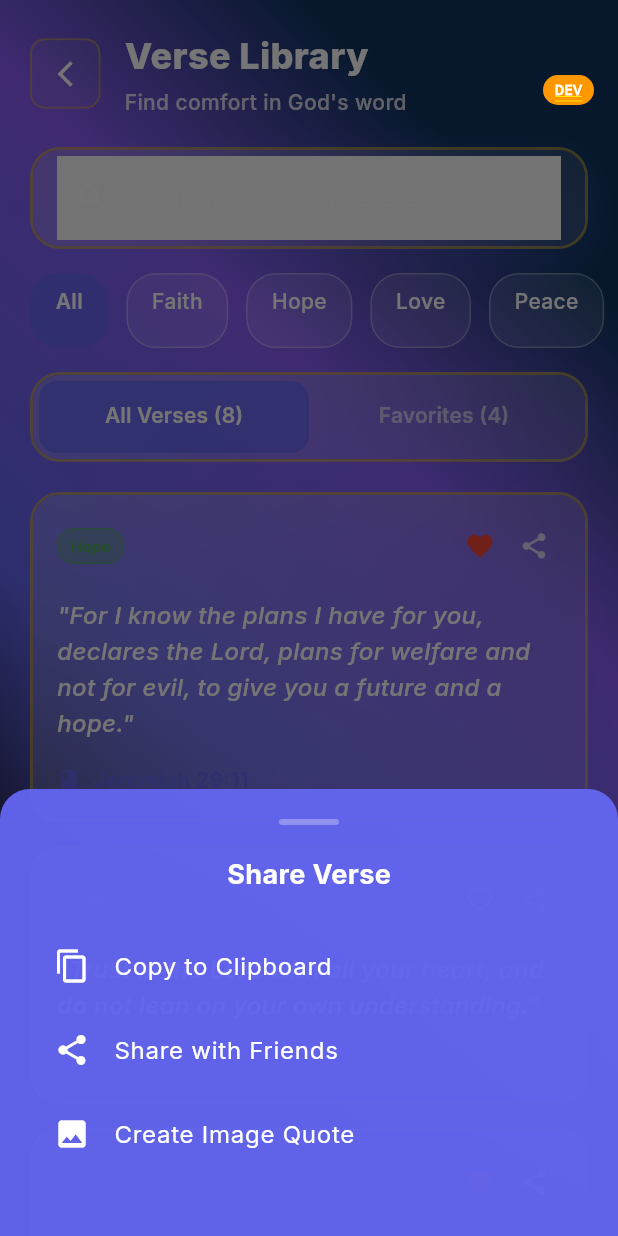
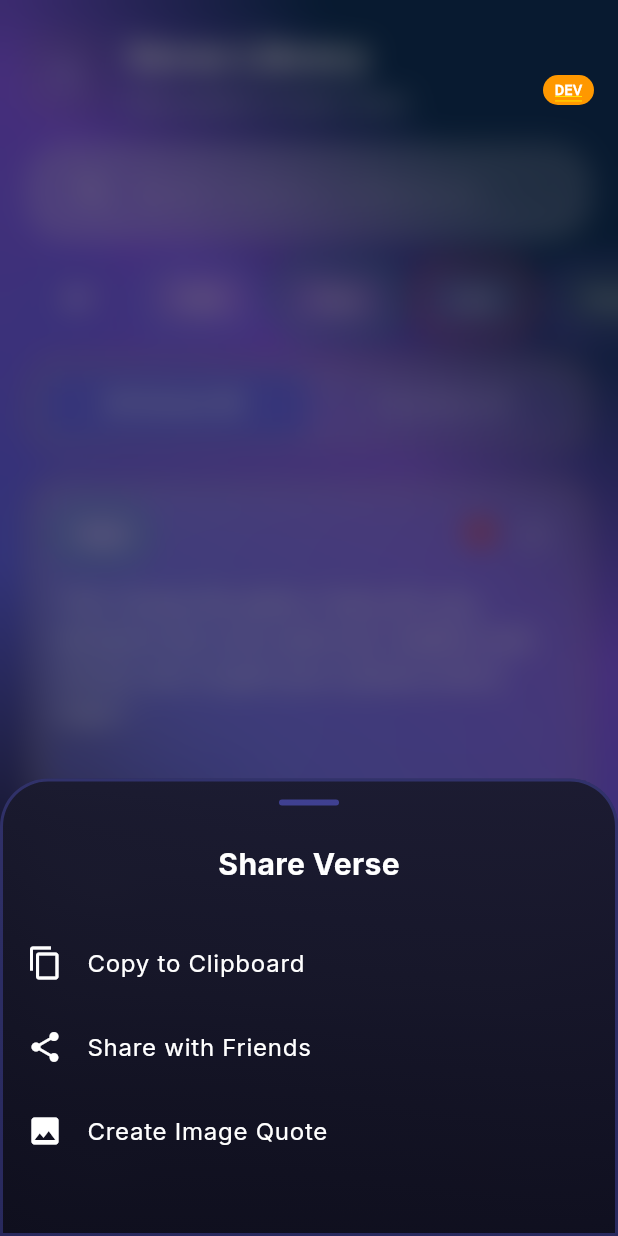
Before and after one commit to elev8tion/edc, a Flutter app: the VerseLibraryScreen screen opened by its route, after a tap on the "share" icon, on a phone screen of 412 x 824 dp. Run offline on Flutter 3.47's test engine with Material 3 defaults, Android fonts, the phone set to English and light mode, and no system bars; drawn by our look-alikes of flutter_animate; our stand-ins replace connectivity_plus, flutter_local_notifications, flutter_riverpod, flutter_secure_storage, freezed_annotation, google_fonts and 3 more; accounts and stored records are empty; statements that could not run were skipped; project files that could hold a hidden picture were left out.

Commit message:
Add reusable CategoryBadge and BaseBottomSheet components with color-coded categories
- Create CategoryBadge component with automatic color assignment per category
  - Support for 10 categories: All (gold), Faith (blue), Hope (green), Love (red), Peace (purple), Strength (amber), Comfort (pink), Guidance (cyan), Wisdom (indigo), Forgiveness (purple-500)
  - Flexible sizing: pill-style with padding or square badges
  - Consistent styling with semi-transparent backgrounds and colored borders
- Create BaseBottomSheet component with blur effect and app theme
  - Handle bar for drag indication
  - Optional title support
  - Helper function showCustomBottomSheet for easy usage
- Apply CategoryBadge throughout the app:
  - Verse library category filter pills
  - Verse card category badges
  - Chat verse card theme badges
  - Compact verse card primary theme badges
- Update verse library share bottom sheet to use BaseBottomSheet
- Fix search bar styling with transparent fill color and proper placeholder visibility
- Update home screen text colors (greeting to white, subtitle to black)

🤖 Generated with [Claude Code](https://claude.com/claude-code)

Co-Authored-By: Claude <noreply@anthropic.com>

```diff
--- /dev/null
+++ b/lib/components/base_bottom_sheet.dart
@@ -0,0 +1,98 @@
+import 'dart:ui';
+import 'package:flutter/material.dart';
+import '../theme/app_theme.dart';
+
+/// Base bottom sheet widget with consistent styling
+class BaseBottomSheet extends StatelessWidget {
+  final Widget child;
+  final String? title;
+  final bool showHandle;
+  final double? height;
+
+  const BaseBottomSheet({
+    super.key,
+    required this.child,
+    this.title,
+    this.showHandle = true,
+    this.height,
+  });
+
+  @override
+  Widget build(BuildContext context) {
+    return Container(
+      height: height,
+      decoration: BoxDecoration(
+        gradient: LinearGradient(
+          colors: [
+            const Color(0xFF1a1a2e).withValues(alpha: 0.95),
+            const Color(0xFF0f0f1e).withValues(alpha: 0.98),
+          ],
+          begin: Alignment.topCenter,
+          end: Alignment.bottomCenter,
+        ),
+        borderRadius: const BorderRadius.vertical(
+          top: Radius.circular(32),
+        ),
+        border: Border.all(
+          color: AppTheme.primaryColor.withValues(alpha: 0.3),
+          width: 2,
+        ),
+      ),
+      child: Column(
+        mainAxisSize: MainAxisSize.min,
+        children: [
+          if (showHandle)
+            Container(
+              width: 40,
+              height: 4,
+              margin: const EdgeInsets.only(top: 12),
+              decoration: BoxDecoration(
+                color: AppTheme.primaryColor.withValues(alpha: 0.5),
+                borderRadius: BorderRadius.circular(2),
+              ),
+            ),
+          if (title != null)
+            Padding(
+              padding: const EdgeInsets.all(24),
+              child: Text(
+                title!,
+                style: const TextStyle(
+                  fontSize: 20,
+                  fontWeight: FontWeight.bold,
+                  color: Colors.white,
+                ),
+              ),
+            ),
+          Flexible(child: child),
+        ],
+      ),
+    );
+  }
+}
+
+/// Helper function for showing bottom sheets with blur effect
+Future<T?> showCustomBottomSheet<T>({
+  required BuildContext context,
+  required Widget child,
+  String? title,
+  bool showHandle = true,
+  double? height,
+}) {
+  return showModalBottomSheet<T>(
+    context: context,
+    isScrollControlled: true,
+    backgroundColor: Colors.transparent,
+    enableDrag: true,
+    isDismissible: true,
+    barrierColor: Colors.black.withValues(alpha: 0.5),
+    builder: (context) => BackdropFilter(
+      filter: ImageFilter.blur(sigmaX: 10, sigmaY: 10),
+      child: BaseBottomSheet(
+        title: title,
+        showHandle: showHandle,
+        height: height,
+        child: child,
+      ),
+    ),
+  );
+}
--- /dev/null
+++ b/lib/components/category_badge.dart
@@ -0,0 +1,105 @@
+import 'package:flutter/material.dart';
+import '../theme/app_theme.dart';
+
+/// Category badge widget for displaying labeled categories with consistent styling
+class CategoryBadge extends StatelessWidget {
+  final String text;
+  final Color? badgeColor;
+  final Color? textColor;
+  final double? size;
+  final double? fontSize;
+  final EdgeInsetsGeometry? padding;
+  final bool isSelected;
+
+  const CategoryBadge({
+    super.key,
+    required this.text,
+    this.badgeColor,
+    this.textColor,
+    this.size,
+    this.fontSize = 14,
+    this.padding,
+    this.isSelected = false,
+  });
+
+  /// Get category color based on category name
+  static Color getCategoryColor(String category) {
+    switch (category.toLowerCase()) {
+      case 'all':
+        return AppTheme.primaryColor; // Gold
+      case 'faith':
+        return const Color(0xFF3b82f6); // Blue
+      case 'hope':
+        return const Color(0xFF10b981); // Green
+      case 'love':
+        return const Color(0xFFef4444); // Red
+      case 'peace':
+        return const Color(0xFF8b5cf6); // Purple
+      case 'strength':
+        return const Color(0xFFf59e0b); // Amber
+      case 'comfort':
+        return const Color(0xFFec4899); // Pink
+      case 'guidance':
+        return const Color(0xFF06b6d4); // Cyan
+      case 'wisdom':
+        return const Color(0xFF6366f1); // Indigo
+      case 'forgiveness':
+        return const Color(0xFFa855f7); // Purple-500
+      default:
+        return AppTheme.primaryColor;
+    }
+  }
+
+  @override
+  Widget build(BuildContext context) {
+    final color = badgeColor ?? getCategoryColor(text);
+
+    // For pill-style badges (no size specified)
+    if (size == null) {
+      return Container(
+        padding: padding ?? const EdgeInsets.symmetric(horizontal: 20, vertical: 12),
+        decoration: BoxDecoration(
+          color: isSelected
+              ? color.withValues(alpha: 0.2)
+              : Colors.white.withValues(alpha: 0.1),
+          borderRadius: BorderRadius.circular(20),
+          border: Border.all(
+            color: color,
+            width: 2,
+          ),
+        ),
+        child: Center(
+          child: Text(
+            text,
+            style: TextStyle(
+              color: textColor ?? Colors.white,
+              fontWeight: FontWeight.w600,
+              fontSize: fontSize,
+            ),
+          ),
+        ),
+      );
+    }
+
+    // For square badges (size specified)
+    return Container(
+      width: size,
+      height: size,
+      decoration: BoxDecoration(
+        color: color.withValues(alpha: 0.3),
+        borderRadius: BorderRadius.circular(6),
+        border: Border.all(color: color, width: 1),
+      ),
+      child: Center(
+        child: Text(
+          text,
+          style: TextStyle(
+            fontSize: fontSize,
+            fontWeight: FontWeight.bold,
+            color: textColor ?? Colors.white,
+          ),
+        ),
+      ),
+    );
+  }
+}
--- a/lib/features/chat/widgets/verse_card.dart
+++ b/lib/features/chat/widgets/verse_card.dart
@@ -3,6 +3,7 @@ import 'package:flutter/services.dart';
 import '../../../models/bible_verse.dart';
 import '../../../theme/app_theme.dart';
 import '../../../components/glass_card.dart';
+import '../../../components/category_badge.dart';
 
 /// Beautiful card widget for displaying Bible verses
 class VerseCard extends StatelessWidget {
@@ -119,24 +120,10 @@ class VerseCard extends StatelessWidget {
     return Wrap(
       spacing: 6,
       runSpacing: 4,
-      children: verse.themes.take(4).map((theme) => Container(
+      children: verse.themes.take(4).map((theme) => CategoryBadge(
+        text: theme,
         padding: const EdgeInsets.symmetric(horizontal: 8, vertical: 3),
-        decoration: BoxDecoration(
-          color: Colors.white.withValues(alpha: 0.1),
-          borderRadius: BorderRadius.circular(12),
-          border: Border.all(
-            color: Colors.white.withValues(alpha: 0.2),
-            width: 0.5,
-          ),
-        ),
-        child: Text(
-          theme,
-          style: TextStyle(
-            fontSize: 11,
-            color: Colors.white.withValues(alpha: 0.8),
-            fontWeight: FontWeight.w500,
-          ),
-        ),
+        fontSize: 11,
       )).toList(),
     );
   }
@@ -353,20 +340,10 @@ class CompactVerseCard extends StatelessWidget {
             const SizedBox(height: 6),
 
             if (verse.themes.isNotEmpty)
-              Container(
+              CategoryBadge(
+                text: verse.primaryTheme,
                 padding: const EdgeInsets.symmetric(horizontal: 6, vertical: 2),
-                decoration: BoxDecoration(
-                  color: AppTheme.primaryColor.withValues(alpha: 0.2),
-                  borderRadius: BorderRadius.circular(8),
-                ),
-                child: Text(
-                  verse.primaryTheme,
-                  style: TextStyle(
-                    fontSize: 9,
-                    color: AppTheme.primaryColor,
-                    fontWeight: FontWeight.w500,
-                  ),
-                ),
+                fontSize: 9,
               ),
           ],
         ),
--- a/lib/screens/home_screen.dart
+++ b/lib/screens/home_screen.dart
@@ -86,16 +86,16 @@ class _HomeScreenState extends State<HomeScreen> {
                     style: const TextStyle(
                       fontSize: 24,
                       fontWeight: FontWeight.w800,
-                      color: AppTheme.primaryColor,
+                      color: Colors.white,
                     ),
                     overflow: TextOverflow.ellipsis,
                   ).animate().fadeIn(duration: 600.ms).slideX(begin: -0.3),
                   const SizedBox(height: 4),
                   Text(
                     'How can I encourage you today?',
-                    style: TextStyle(
+                    style: const TextStyle(
                       fontSize: 14,
-                      color: AppTheme.secondaryColor.withValues(alpha: 0.8),
+                      color: Colors.black,
                       fontWeight: FontWeight.w500,
                     ),
                     overflow: TextOverflow.ellipsis,
--- a/lib/screens/verse_library_screen.dart
+++ b/lib/screens/verse_library_screen.dart
@@ -3,7 +3,10 @@ import 'package:flutter_animate/flutter_animate.dart';
 import '../components/gradient_background.dart';
 import '../components/frosted_glass_card.dart';
 import '../components/clear_glass_card.dart';
+import '../components/glass_card.dart';
 import '../components/glass_button.dart';
+import '../components/category_badge.dart';
+import '../components/base_bottom_sheet.dart';
 import '../theme/app_theme.dart';
 
 class VerseLibraryScreen extends StatefulWidget {
@@ -196,7 +199,8 @@ class _VerseLibraryScreenState extends State<VerseLibraryScreen> with TickerProv
   Widget _buildSearchBar() {
     return Container(
       margin: const EdgeInsets.symmetric(horizontal: 20),
-      child: FrostedGlassCard(
+      child: GlassCard(
+        borderRadius: 24,
         padding: const EdgeInsets.symmetric(horizontal: 16, vertical: 4),
         child: TextField(
           controller: _searchController,
@@ -206,11 +210,20 @@ class _VerseLibraryScreenState extends State<VerseLibraryScreen> with TickerProv
             });
             _filterVerses();
           },
-          style: const TextStyle(color: Colors.white),
+          style: const TextStyle(
+            color: Colors.white,
+            fontSize: 16,
+          ),
           decoration: InputDecoration(
             hintText: 'Search verses or references...',
-            hintStyle: TextStyle(color: Colors.white.withValues(alpha: 0.6)),
+            hintStyle: TextStyle(
+              color: Colors.white.withValues(alpha: 0.5),
+              fontSize: 16,
+            ),
+            filled: true,
+            fillColor: Colors.transparent,
             border: InputBorder.none,
+            contentPadding: const EdgeInsets.symmetric(vertical: 12),
             prefixIcon: Icon(
               Icons.search,
               color: Colors.white.withValues(alpha: 0.8),
@@ -257,27 +270,9 @@ class _VerseLibraryScreenState extends State<VerseLibraryScreen> with TickerProv
                 });
                 _filterVerses();
               },
-              child: Container(
-                padding: const EdgeInsets.symmetric(horizontal: 16, vertical: 8),
-                decoration: BoxDecoration(
-                  color: isSelected
-                      ? AppTheme.primaryColor.withValues(alpha: 0.8)
-                      : Colors.white.withValues(alpha: 0.1),
-                  borderRadius: BorderRadius.circular(20),
-                  border: Border.all(
-                    color: isSelected
-                        ? AppTheme.primaryColor
-                        : Colors.white.withValues(alpha: 0.3),
-                  ),
-                ),
-                child: Text(
-                  category,
-                  style: TextStyle(
-                    color: Colors.white,
-                    fontWeight: isSelected ? FontWeight.w600 : FontWeight.w500,
-                    fontSize: 14,
-                  ),
-                ),
+              child: CategoryBadge(
+                text: category,
+                isSelected: isSelected,
               ),
             ),
           ).animate().fadeIn(duration: 600.ms, delay: (600 + index * 100).ms).scale(begin: const Offset(0.8, 0.8));
@@ -416,23 +411,10 @@ class _VerseLibraryScreenState extends State<VerseLibraryScreen> with TickerProv
           children: [
             Row(
               children: [
-                Container(
-                  padding: const EdgeInsets.symmetric(horizontal: 8, vertical: 4),
-                  decoration: BoxDecoration(
-                    color: _getCategoryColor(verse.category).withValues(alpha: 0.3),
-                    borderRadius: BorderRadius.circular(12),
-                    border: Border.all(
-                      color: _getCategoryColor(verse.category).withValues(alpha: 0.6),
-                    ),
-                  ),
-                  child: Text(
-                    verse.category,
-                    style: TextStyle(
-                      fontSize: 10,
-                      fontWeight: FontWeight.w600,
-                      color: _getCategoryColor(verse.category),
-                    ),
-                  ),
+                CategoryBadge(
+                  text: verse.category,
+                  padding: const EdgeInsets.symmetric(horizontal: 12, vertical: 6),
+                  fontSize: 12,
                 ),
                 const Spacer(),
                 Row(
@@ -500,36 +482,14 @@ class _VerseLibraryScreenState extends State<VerseLibraryScreen> with TickerProv
   }
 
   void _showShareOptions(BibleVerse verse) {
-    showModalBottomSheet(
+    showCustomBottomSheet(
       context: context,
-      backgroundColor: Colors.transparent,
-      builder: (context) => Container(
-        padding: const EdgeInsets.all(20),
-        decoration: BoxDecoration(
-          color: AppTheme.primaryColor.withValues(alpha: 0.95),
-          borderRadius: const BorderRadius.vertical(top: Radius.circular(20)),
-        ),
+      title: 'Share Verse',
+      child: Padding(
+        padding: const EdgeInsets.only(bottom: 20),
         child: Column(
           mainAxisSize: MainAxisSize.min,
           children: [
-            Container(
-              width: 40,
-              height: 4,
-              margin: const EdgeInsets.only(bottom: 20),
-              decoration: BoxDecoration(
-                color: Colors.white.withValues(alpha: 0.3),
-                borderRadius: BorderRadius.circular(2),
-              ),
-            ),
-            const Text(
-              'Share Verse',
-              style: TextStyle(
-                fontSize: 18,
-                fontWeight: FontWeight.w700,
-                color: Colors.white,
-              ),
-            ),
-            const SizedBox(height: 20),
             ListTile(
               leading: const Icon(Icons.copy, color: Colors.white),
               title: const Text('Copy to Clipboard', style: TextStyle(color: Colors.white)),
```
